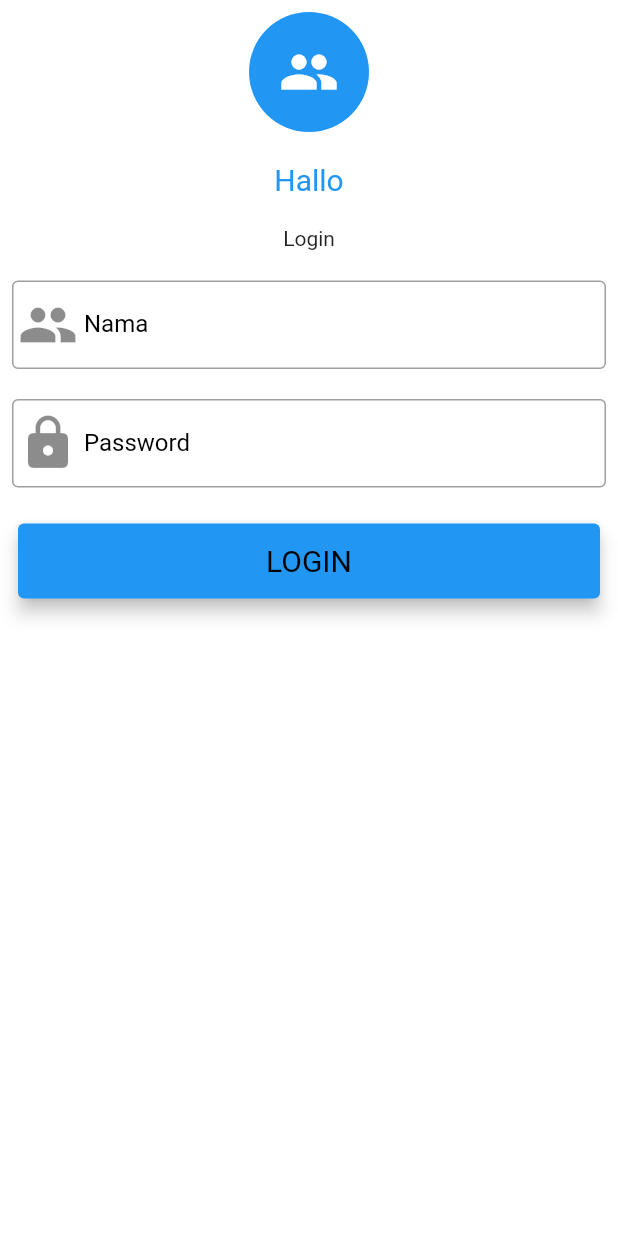
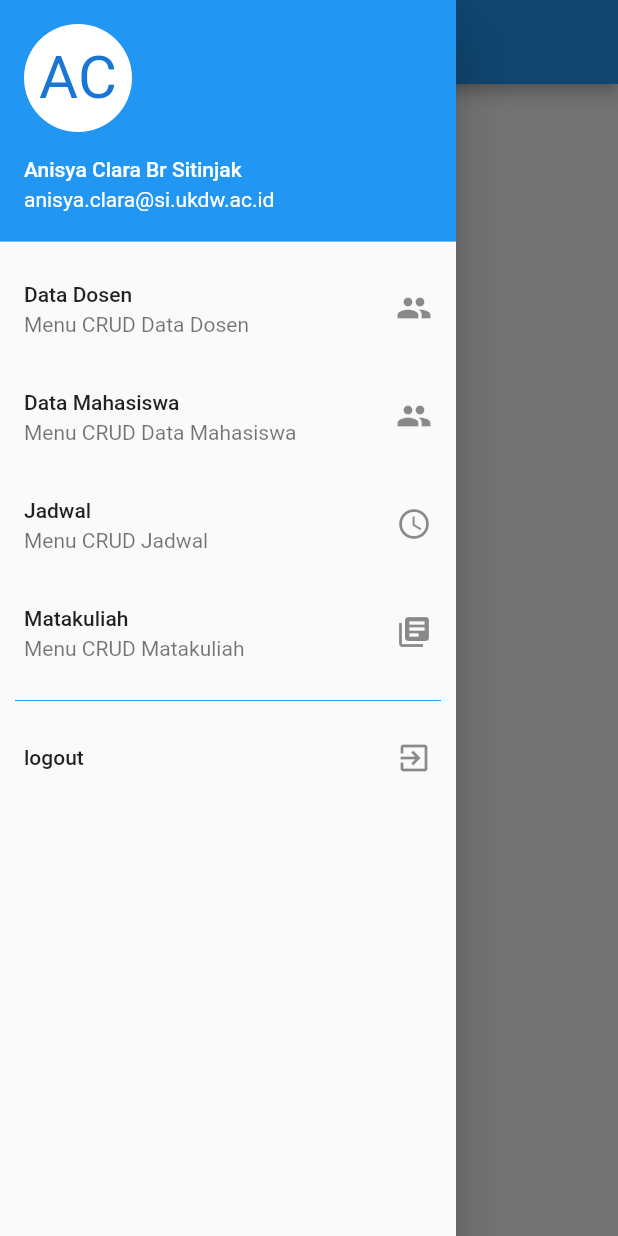
Before and after one commit to argowibowo/progmob2020uas, a Flutter app: the screen it shows after launch, with the side drawer open (before the commit the screen has no drawer), on a phone screen of 412 x 824 dp. Run offline on Flutter 3.47's test engine with Material 2 defaults, Android fonts, the phone set to English and light mode, and no system bars; our stand-ins replace shared_preferences.

Commit message:
Tugas 10 : CRUD

```diff
--- /dev/null
+++ b/lib/dashboard.dart
@@ -0,0 +1,121 @@
+import 'package:flutter/material.dart';
+import 'package:progmob_flutter/dosen/dashboarddosen.dart';
+import 'package:progmob_flutter/jadwal/dashboardjadwal.dart';
+import 'package:progmob_flutter/login.dart';
+import 'package:progmob_flutter/mahasiswa/dashboardmahasiswa.dart';
+import 'package:progmob_flutter/matakuliah/dashboardmatakuliah.dart';
+import 'package:shared_preferences/shared_preferences.dart';
+
+class Dashboard extends StatefulWidget {
+  Dashboard({Key key, this.title}) : super(key: key);
+  final String title;
+  @override
+  _DashboardState createState() => _DashboardState();
+}
+class _DashboardState extends State<Dashboard> {
+  final _formKey = GlobalKey<FormState>();
+
+  @override
+  void initState() {
+    super.initState();
+  }
+  @override
+  Widget build(BuildContext context) {
+    return Scaffold(
+      appBar: AppBar(
+      ),
+      drawer: Drawer(
+        child: ListView(
+          children: <Widget>[
+            UserAccountsDrawerHeader(
+              accountName: Text("Anisya Clara Br Sitinjak"),
+              accountEmail: Text("anisya.clara@si.ukdw.ac.id"),
+              currentAccountPicture: CircleAvatar(
+                backgroundColor: Colors.white,
+                child: Text(
+                  "AC",
+                  style: TextStyle(fontSize: 40.0),
+                ),
+              ),
+            ),
+            ListTile(
+              title: Text("Data Dosen"),
+              trailing: Icon(Icons.people),
+              subtitle: Text("Menu CRUD Data Dosen"),
+              onTap: (){
+                Navigator.pop(context);
+                Navigator.push(
+                  context,
+                  MaterialPageRoute(builder: (context) => DashboardDosen(title: "Dashboard Dosen")),
+                );
+              },
+            ),
+            ListTile(
+              title: Text("Data Mahasiswa"),
+              trailing: Icon(Icons.people),
+              subtitle: Text("Menu CRUD Data Mahasiswa"),
+              onTap: (){
+                Navigator.pop(context);
+                Navigator.push(
+                  context,
+                  MaterialPageRoute(builder: (context) => DashboardMahasiswa(title: "Dashboard Mahasiswa")),
+                );
+              },
+            ),
+            ListTile(
+              title: Text("Jadwal"),
+              trailing: Icon(Icons.schedule_outlined),
+              subtitle: Text("Menu CRUD Jadwal"),
+              onTap: (){
+                Navigator.pop(context);
+                Navigator.push(
+                  context,
+                  MaterialPageRoute(builder: (context) => DashboardJadwal(title: "Dashboard Jadwal")),
+                );
+              },
+            ),
+            ListTile(
+              title: Text("Matakuliah"),
+              trailing: Icon(Icons.library_books),
+              subtitle: Text("Menu CRUD Matakuliah"),
+              onTap: (){
+                Navigator.pop(context);
+                Navigator.push(
+                  context,
+                  MaterialPageRoute(builder: (context) => DashboardMataKuliah(title: "Dashboard Matakuliah")),
+                );
+              },
+            ),
+            Divider(
+              color: Colors.blue,
+              height: 20,
+              indent: 10,
+              endIndent: 10,
+            ),
+            ListTile(
+              title: Text("logout"),
+              trailing: Icon(Icons.exit_to_app),
+              onTap: () async {
+                SharedPreferences pref = await SharedPreferences.getInstance();
+                await pref.setInt("is_login", 0);
+                Navigator.pushReplacement(
+                  context,
+                  MaterialPageRoute(builder: (context) => Login(title: "Halo Push",)),
+                );
+              },
+            ),
+          ],
+        ),
+      ),
+      body: Container(
+        child: Center(
+          child: Text("Dashboard",
+            style: TextStyle(
+                fontSize: 20
+            ),
+          ),
+        ),
+      ),
+    );
+  }
+}
--- a/lib/login.dart
+++ b/lib/login.dart
@@ -1,6 +1,8 @@
 import 'package:flutter/material.dart';
+import 'package:progmob_flutter/dashboard.dart';
 import 'package:progmob_flutter/main.dart';
 import 'package:progmob_flutter/tugaspertemuan8.dart';
+import 'package:shared_preferences/shared_preferences.dart';
 
 class Login extends StatefulWidget {
   Login({Key key, this.title}) : super(key: key);
@@ -10,39 +12,33 @@ class Login extends StatefulWidget {
   _LoginState createState() => _LoginState();
 }
 class _LoginState extends State<Login> {
-  String nama = "Anisya";
-  String password = "nisya123";
-  String alert = "Login";
+  final _formKey = GlobalKey<FormState>();
 
-  final GlobalKey<FormState> _formKey = GlobalKey<FormState>();
-  TextEditingController namaInput = new TextEditingController();
-  TextEditingController passwordInput = new TextEditingController();
-
-  void prosesLogin() {
-    if(_formKey.currentState.validate()){
-      if(namaInput.text == nama && passwordInput.text == password){
-        Navigator.pushReplacement(context, MaterialPageRoute(
-            builder: (context) => TugasPertemuan8(title: "HALLO")
-        ));
-      }
-      else{
-        setState((){
-          alert = "Nama atau Password salah";
-        });
-
-      }
+  void navigateLogin() async{
+    SharedPreferences pref = await SharedPreferences.getInstance();
+    int isLogin = pref.getInt("is_login");
+    if(isLogin == 1){
+      Navigator.pushReplacement(
+        context,
+        MaterialPageRoute(builder: (context) => Dashboard(title: "Hallo",)),
+      );
     }
   }
 
+  @override
+  void initState(){
+    navigateLogin();
+  }
 
   @override
-  Widget build(BuildContext context) {
+  Widget build(BuildContext context){
     return Scaffold(
-      body: Container(
-          width: MediaQuery.of(context).size.width,
-          padding: const EdgeInsets.all(8),
-          color: Colors.white,
+      appBar: AppBar(
+        title: Text(widget.title),
+      ),
+      body: Center(
         child: Column(
+          mainAxisAlignment: MainAxisAlignment.start,
           children: <Widget>[
             Container(
                 width: 80,
@@ -59,97 +55,23 @@ class _LoginState extends State<Login> {
               padding: EdgeInsets.all(10.0),
             ),
 
-              Text("Hallo", style: TextStyle(fontSize: 20, color: Colors.blue)),
-
-              Padding(
-                padding: EdgeInsets.all(10.0),
+            RaisedButton(
+                child: Text(
+                    'Login'
                 ),
-
-              Text(alert),
-
-              Padding(
-                padding: EdgeInsets.all(10.0),
-              ),
-
-              TextFormField(
-                controller: namaInput,
-                validator: (value){
-                  if(value.isEmpty){
-                    return "Masukkan nama dengan benar";
+                onPressed: () async {
+                  SharedPreferences pref = await SharedPreferences.getInstance();
+                  await pref.setInt("is_login",1);
+                  Navigator.pushReplacement(
+                    context,
+                    MaterialPageRoute(builder: (context) => Dashboard(title: "Dashboard",)),
+                  );
                 }
-                  return null;
-                },
-                decoration: InputDecoration(
-                    border: OutlineInputBorder(
-                        borderSide: BorderSide(color: Colors.blue)
-                    ),
-                    prefixIcon: Icon(Icons.people, size: 40),
-                    hintText: "Masukkan Nama",
-                    hintStyle: TextStyle(color: Colors.black),
-                    labelText: "Nama",
-                    labelStyle: TextStyle(color: Colors.black)
+            )
+          ],
         ),
       ),
-
-              Padding(
-                padding: EdgeInsets.all(10.0),
-              ),
-
-              Form(
-                  key: _formKey,
-                  child: Column(
-                    children: <Widget>[
-                      TextFormField(
-                        controller: passwordInput,
-                        validator: (value){
-                          if(value.isEmpty){
-                            return "Masukkan password dengan benar";
-                          }
-                          return null;
-                        },
-                        obscureText: true,
-                        decoration: InputDecoration(
-                            border: OutlineInputBorder(
-                                borderSide: BorderSide(color: Colors.blue)
-                            ),
-                            prefixIcon: Icon(Icons.lock, size: 40),
-                            hintText: "Masukkan Password",
-                            hintStyle: TextStyle(color: Colors.black),
-                            labelText: "Password",
-                            labelStyle: TextStyle(color: Colors.black)
-                        ),
-                      ),
-
-                      Padding(
-                        padding: EdgeInsets.all(10.0),
-                      ),
-
-                      Card(
-                          color: Colors.blue,
-                          elevation: 5,
-                          child: Container(
-                              height: 50,
-                              child: InkWell(
-                                  splashColor: Colors.lightBlueAccent,
-                                  onTap : () => prosesLogin(),
-                                  child: Center(
-                                    child: Text("LOGIN", style: TextStyle(fontSize: 20, color: Colors.black),),
-                                  )
-                              )
-                          )
-                      )
-                    ],
-                  )
-              )
-            ],
-          )
-      ),
-
-      //floatingActionButton: FloatingActionButton(
-      //onPressed: _incrementCounter,
-      //tooltip: 'Increment',
-      //child: Icon(Icons.add),
-      //  ), // This trailing comma makes auto-formatting nicer for build methods.
+       // This trailing comma makes auto-formatting nicer for build methods.
     );
   }
 }
```
Also changed, not shown: lib/dosen/dashboarddosen.dart (added, +55 -0 lines), lib/jadwal/dashboardjadwal.dart (added, +57 -0 lines), lib/mahasiswa/dashboardmahasiswa.dart (added, +57 -0 lines), lib/matakuliah/dashboardmatakuliah.dart (added, +57 -0 lines), lib/splashscreen.dart (+38 -23 lines). Lines whose indentation alone changed are shown as unchanged.
